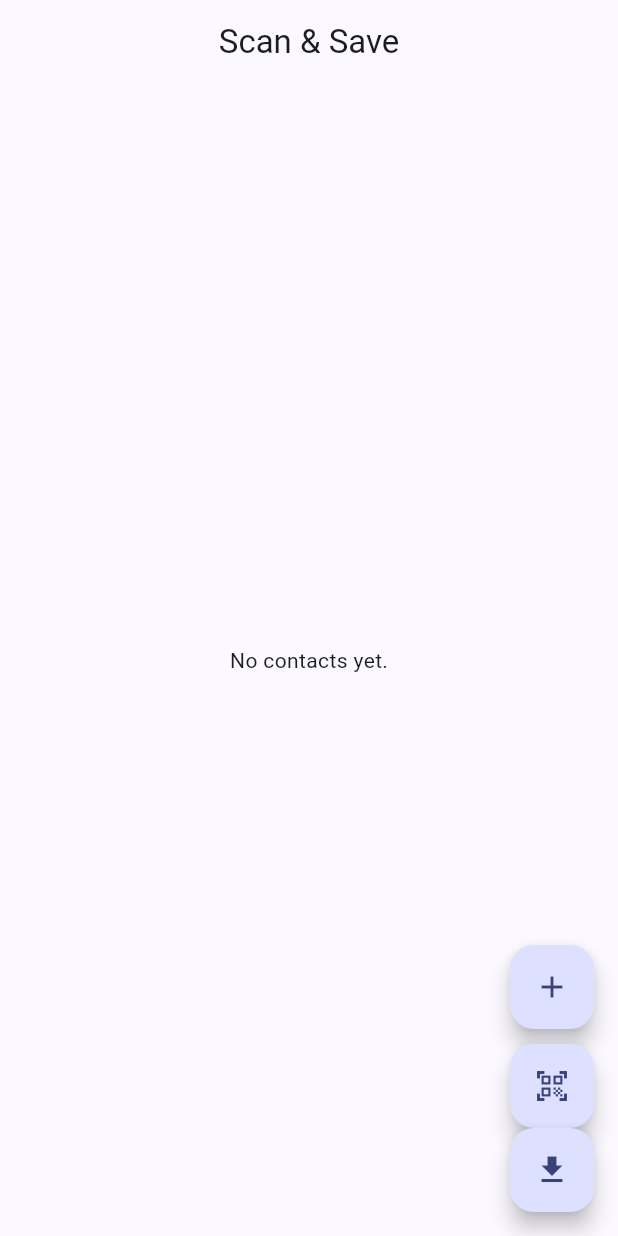
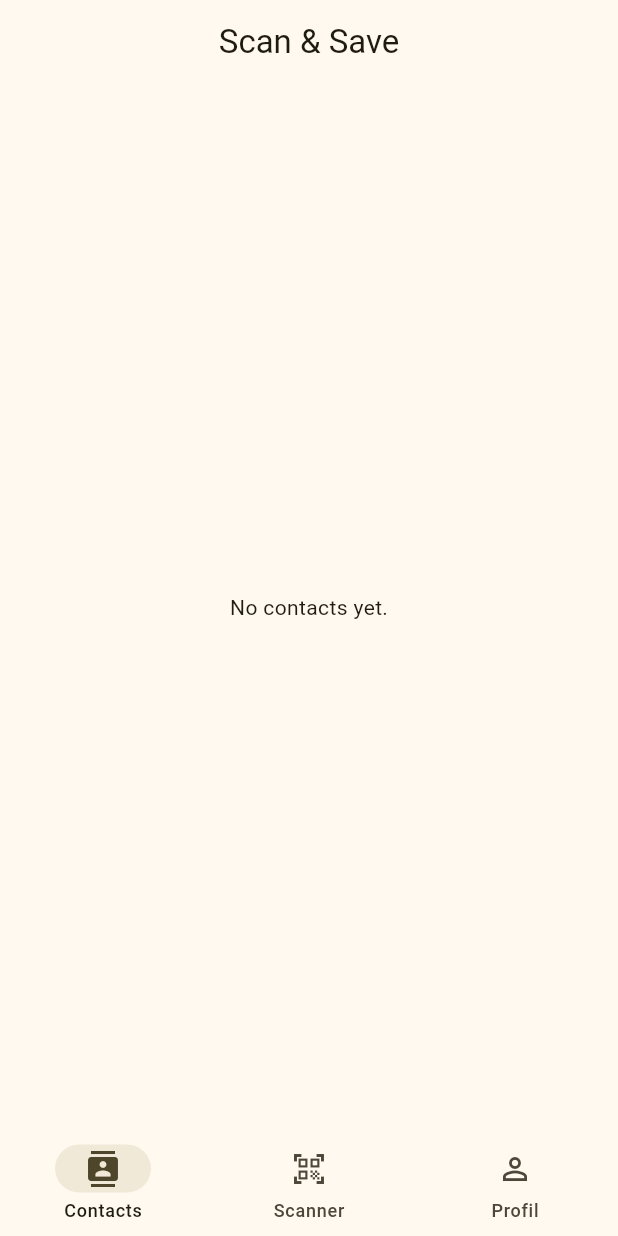
Before and after one commit to carnell0/ocr_qr_scanner, a Flutter app: the screen it shows after launch, on a phone screen of 412 x 824 dp. Run offline on Flutter 3.47's test engine with Material 3 defaults, Android fonts, the phone set to English and light mode, and no system bars; our stand-ins replace camera, hive, hive_flutter, qr_flutter; missing offline and left inert: google_ml_kit, mobile_scanner; accounts and stored records are empty.

Commit message:
fonctionnalités principales implémentées

```diff
--- a/lib/main.dart
+++ b/lib/main.dart
@@ -2,12 +2,16 @@ import 'package:flutter/material.dart';
 import 'package:hive_flutter/hive_flutter.dart';
 import 'models/contact.dart';
 import 'screens/home_screen.dart';
+import 'screens/scanner_screen.dart';
 
 void main() async {
   WidgetsFlutterBinding.ensureInitialized();
 
   await Hive.initFlutter();
   Hive.registerAdapter(ContactAdapter());
+  if (Hive.isBoxOpen('contacts')) {
+    await Hive.box<Contact>('contacts').close();
+  }
   await Hive.openBox<Contact>('contacts');
 
   runApp(const MyApp());
@@ -23,9 +27,72 @@ class MyApp extends StatelessWidget {
       debugShowCheckedModeBanner: false,
       theme: ThemeData(
         useMaterial3: true,
-        colorSchemeSeed: Colors.indigo,
+        colorScheme: ColorScheme.fromSeed(
+          seedColor: const Color(0xFFFFD700), // Doré
+          brightness: Brightness.light,
+        ),
       ),
-      home: const HomeScreen(),
+      darkTheme: ThemeData(
+        useMaterial3: true,
+        colorScheme: ColorScheme.fromSeed(
+          seedColor: const Color(0xFFFFD700), // Doré
+          brightness: Brightness.dark,
+        ),
+      ),
+      themeMode: ThemeMode.system,
+      home: const MainScreen(),
     );
   }
 }
+
+class MainScreen extends StatefulWidget {
+  const MainScreen({super.key});
+
+  @override
+  State<MainScreen> createState() => _MainScreenState();
+}
+
+class _MainScreenState extends State<MainScreen> {
+  int _selectedIndex = 0;
+
+  static final List<Widget> _screens = <Widget>[
+    HomeScreen(),
+    ScannerScreen(),
+    Center(child: Text('Profil (à venir)', style: TextStyle(fontSize: 18))),
+  ];
+
+  @override
+  Widget build(BuildContext context) {
+    return Scaffold(
+      body: _screens[_selectedIndex],
+      bottomNavigationBar: NavigationBar(
+        selectedIndex: _selectedIndex,
+        onDestinationSelected: (int index) {
+          setState(() {
+            _selectedIndex = index;
+          });
+        },
+        destinations: const [
+          NavigationDestination(
+            icon: Icon(Icons.contacts_outlined),
+            selectedIcon: Icon(Icons.contacts),
+            label: 'Contacts',
+          ),
+          NavigationDestination(
+            icon: Icon(Icons.qr_code_scanner_outlined),
+            selectedIcon: Icon(Icons.qr_code_scanner),
+            label: 'Scanner',
+          ),
+          NavigationDestination(
+            icon: Icon(Icons.person_outline),
+            selectedIcon: Icon(Icons.person),
+            label: 'Profil',
+          ),
+        ],
+        height: 70,
+        backgroundColor: Theme.of(context).colorScheme.surface,
+        indicatorColor: Theme.of(context).colorScheme.primary.withOpacity(0.1),
+      ),
+    );
+  }
+}
--- a/lib/screens/home_screen.dart
+++ b/lib/screens/home_screen.dart
@@ -6,6 +6,7 @@ import 'package:ocr_qr_scanner/screens/scan_card_screen.dart';
 import 'package:ocr_qr_scanner/screens/scan_qr_import_screen.dart.dart';
 import 'package:ocr_qr_scanner/utils/ocr_parser.dart';
 import 'package:ocr_qr_scanner/models/contact.dart';
+import 'package:ocr_qr_scanner/screens/contact_detail_screen.dart';
 
 class HomeScreen extends StatelessWidget {
   const HomeScreen({super.key});
@@ -38,10 +39,20 @@ class HomeScreen extends StatelessWidget {
                 title: Text(contact?.name ?? ''),
                 subtitle: Text(contact?.email ?? ''),
                 onTap: () {
-                  // à faire plus tard : aller sur la fiche contact
+                  if (contact != null) {
+                    Navigator.push(
+                      context,
+                      MaterialPageRoute(
+                        builder: (_) => ContactDetailScreen(
+                          contact: contact,
+                          contactKey: box.keyAt(index) as int,
+                        ),
+                      ),
+                    );
+                  }
                 },
                 trailing: IconButton(
-                icon: const Icon(Icons.qr_code),
+                  icon: const Icon(Icons.qr_code),
                   onPressed: () {
                     Navigator.push(
                       context,
@@ -51,69 +62,11 @@ class HomeScreen extends StatelessWidget {
                     );
                   },
                 ),
-
               );
             },
           );
         },
       ),
-      floatingActionButton: Column(
-      mainAxisAlignment: MainAxisAlignment.end,
-      children: [
-        FloatingActionButton(
-          heroTag: 'add',
-          onPressed: () {
-            Navigator.push(
-              context,
-              MaterialPageRoute(builder: (_) => const AddContactScreen()),
-            );
-          },
-          child: const Icon(Icons.add),
-        ),
-        const SizedBox(height: 10),
-        FloatingActionButton(
-          heroTag: 'scan',
-          onPressed: () async {
-            final scannedText = await Navigator.push(
-              context,
-              MaterialPageRoute(builder: (_) => const ScanCardScreen()),
-            );
-
-            if (scannedText != null && context.mounted) {
-              final parsedContact = parseTextToContact(scannedText);
-              Navigator.push(
-                context,
-                MaterialPageRoute(
-                  builder: (_) => AddContactScreen(prefilled: parsedContact),
-                ),
-              );
-            }
-          },
-          child: const Icon(Icons.qr_code_scanner),
-        ),
-        FloatingActionButton(
-        heroTag: 'import',
-        onPressed: () async {
-          final contact = await Navigator.push(
-            context,
-            MaterialPageRoute(builder: (_) => const ScanQrImportScreen()),
-          );
-
-          if (contact != null && context.mounted) {
-            Navigator.push(
-              context,
-              MaterialPageRoute(
-                builder: (_) => AddContactScreen(prefilled: contact),
-              ),
-            );
-          }
-        },
-        child: const Icon(Icons.download),
-      ),
-
-      ],
-    ),
-
     );
   }
 }
```
Also changed, not shown: lib/screens/add_contact_screen.dart (+36 -6 lines), lib/screens/contact_detail_screen.dart (+144 -0 lines), lib/screens/scanner_screen.dart (added, +121 -0 lines), lib/utils/ocr_parser.dart (+38 -7 lines), 3 other files.
